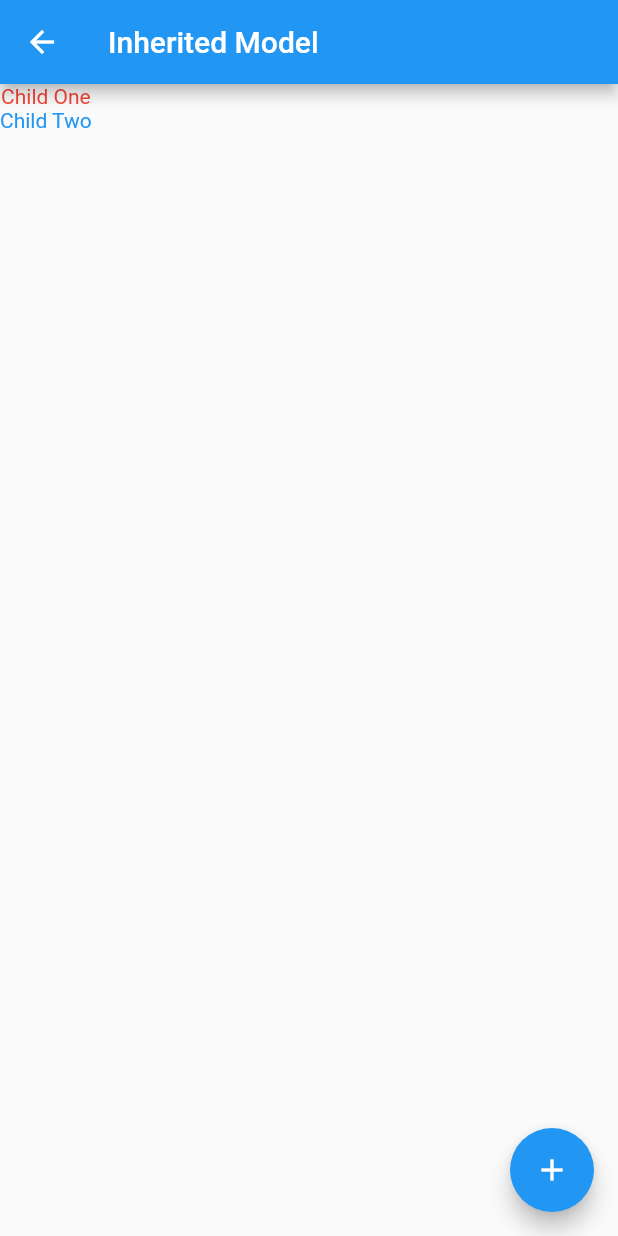
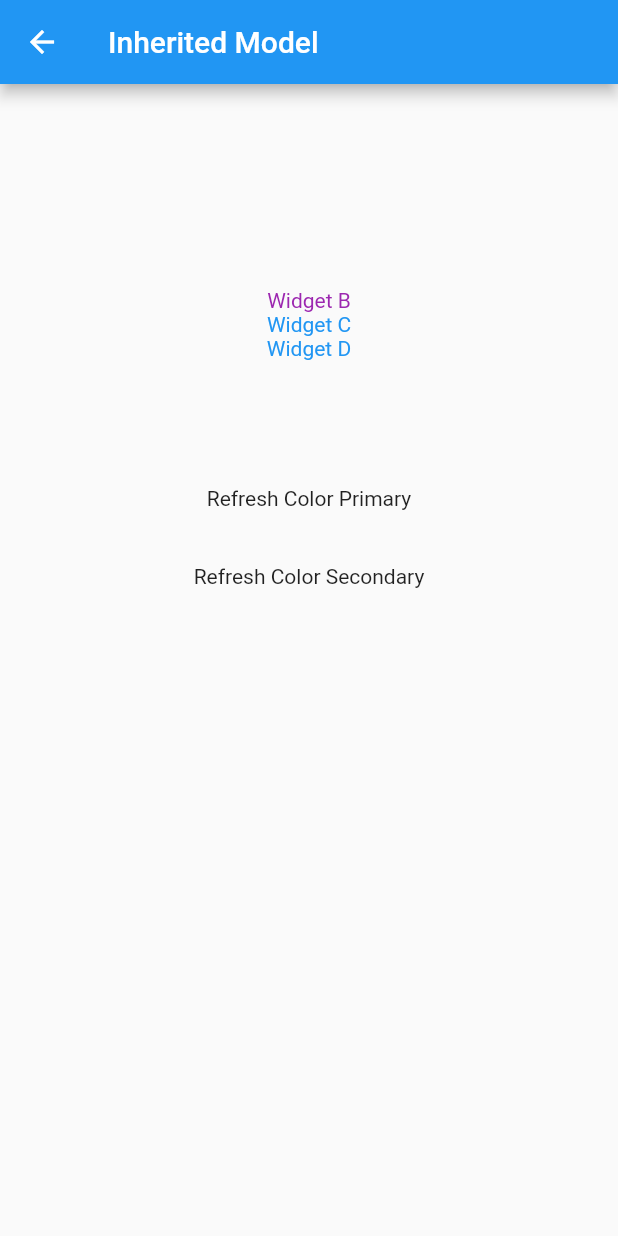
Before and after one commit to IkhwanSI13/Explore_Widget, a Flutter app: the InheritedModelActivity screen opened by its route, on a phone screen of 412 x 824 dp. Run offline on Flutter 3.47's test engine with Material 2 defaults, Android fonts, the phone set to English and light mode, and no system bars; missing offline and left inert: media_picker.

Commit message:
[update] InheritedModel

```diff
--- a/lib/widget/inherited/InheritedActivity.dart
+++ b/lib/widget/inherited/InheritedActivity.dart
@@ -1,13 +1,15 @@
 import 'package:flutter/material.dart';
+
+///Desc:
+///https://www.yukngoding.id/2020/09/02/why-do-we-need-an-inheritedwidget-in-flutter-code/
 
 class TextColor extends InheritedWidget {
   const TextColor({
-    Key key,
     @required this.colorPrimary,
     @required Widget child,
   })  : assert(colorPrimary != null),
         assert(child != null),
-        super(key: key, child: child);
+        super(child: child);
 
   final Color colorPrimary;
 
@@ -29,29 +31,26 @@ class InheritedWidgetActivity extends StatelessWidget {
           style: TextStyle(color: Colors.white),
         ),
       ),
-      body: TextColor(colorPrimary: Colors.red, child: ChildOneActivity()),
+      body: TextColor(colorPrimary: Colors.red, child: WidgetB()),
     );
   }
 }
 
-class ChildOneActivity extends StatelessWidget {
+class WidgetB extends StatelessWidget {
   @override
   Widget build(BuildContext context) {
-    final textColor = TextColor.of(context);
-
     return Column(
       children: [
         Text(
           "Child One",
-          style: TextStyle(color: textColor.colorPrimary),
         ),
-        ChildTwoActivity()
+        WidgetC()
       ],
     );
   }
 }
 
-class ChildTwoActivity extends StatelessWidget {
+class WidgetC extends StatelessWidget {
   @override
   Widget build(BuildContext context) {
     final textColor = TextColor.of(context);
@@ -62,13 +61,13 @@ class ChildTwoActivity extends StatelessWidget {
           "Child Two",
           style: TextStyle(color: textColor.colorPrimary),
         ),
-        ChildThreeActivity()
+        WidgetD()
       ],
     );
   }
 }
 
-class ChildThreeActivity extends StatelessWidget {
+class WidgetD extends StatelessWidget {
   @override
   Widget build(BuildContext context) {
     final textColor = TextColor.of(context);
--- a/lib/widget/inheritedModel/InheridetModelActivity.dart
+++ b/lib/widget/inheritedModel/InheridetModelActivity.dart
@@ -9,6 +9,7 @@ class TextColor extends InheritedModel<String> {
     @required this.colorSecondary,
     @required Widget child,
   })  : assert(colorPrimary != null),
+        assert(colorSecondary != null),
         assert(child != null),
         super(child: child);
 
@@ -39,6 +40,7 @@ class InheritedModelActivity extends StatefulWidget {
 }
 
 class InheritedModelActivityState extends State<InheritedModelActivity> {
+  var colorsPrimary = Colors.purple;
   var colorsSecondary = Colors.blue;
 
   @override
@@ -47,67 +49,97 @@ class InheritedModelActivityState extends State<InheritedModelActivity> {
       appBar: AppBar(
         title: Text("Inherited Model"),
       ),
-      body: TextColor(
-          colorPrimary: Colors.red,
-          colorSecondary: colorsSecondary,
-          child: const ConstWidget()),
-      floatingActionButton: FloatingActionButton(
-        onPressed: () {
-          setState(() {
-            colorsSecondary = Colors.green;
-          });
-        },
-        child: Icon(Icons.add),
+      body: Container(
+        margin: EdgeInsets.only(top: 136),
+        child: Column(
+          crossAxisAlignment: CrossAxisAlignment.stretch,
+          children: [
+            TextColor(
+                colorPrimary: colorsPrimary,
+                colorSecondary: colorsSecondary,
+                child: const WidgetB()),
+            GestureDetector(
+              onTap: () {
+                setState(() {
+                  print("YukNgoding change colorPrimary");
+                  colorsPrimary = Colors.red;
+                });
+              },
+              child: Container(
+                alignment: Alignment.center,
+                margin: EdgeInsets.only(top: 72, bottom: 12),
+                padding: EdgeInsets.all(12),
+                child: Text("Refresh Color Primary"),
+              ),
+            ),
+            GestureDetector(
+              onTap: () {
+                setState(() {
+                  print("YukNgoding change colorSecondary");
+                  colorsSecondary = Colors.green;
+                });
+              },
+              child: Container(
+                alignment: Alignment.center,
+                padding: EdgeInsets.all(12),
+                child: Text("Refresh Color Secondary"),
+              ),
+            ),
+          ],
+        ),
       ),
     );
   }
 }
 
-class ConstWidget extends StatelessWidget {
-  const ConstWidget();
+class WidgetB extends StatelessWidget {
+  const WidgetB();
 
   @override
   Widget build(BuildContext context) {
-    print("Ikhwan build ConstWidget");
+    print("YukNgoding build WidgetB");
+    final textColor = TextColor.of(context, textOne);
 
     return Column(
       children: [
-        ChildOneActivity(),
-        ChildTwoActivity(),
+        Text(
+          "Widget B",
+          style: TextStyle(color: textColor.colorPrimary),
+        ),
+        WidgetC()
       ],
     );
   }
 }
 
-///STATELESS One
-class ChildOneActivity extends StatelessWidget {
+class WidgetC extends StatelessWidget {
   @override
   Widget build(BuildContext context) {
-    print("Ikhwan build ChildOneActivity");
-    final textColor = TextColor.of(context, textOne);
+    print("YukNgoding build WidgetC");
+    final textColor = TextColor.of(context, textTwo);
 
     return Column(
       children: [
         Text(
-          "Child One",
-          style: TextStyle(color: textColor.colorPrimary),
+          "Widget C",
+          style: TextStyle(color: textColor.colorSecondary),
         ),
+        WidgetD()
       ],
     );
   }
 }
 
-///STATELESS One
-class ChildTwoActivity extends StatelessWidget {
+class WidgetD extends StatelessWidget {
   @override
   Widget build(BuildContext context) {
-    print("Ikhwan build ChildTwoActivity");
+    print("YukNgoding build WidgetD");
     final textColor = TextColor.of(context, textTwo);
 
     return Column(
       children: [
         Text(
-          "Child Two",
+          "Widget D",
           style: TextStyle(color: textColor.colorSecondary),
         ),
       ],
```
Also changed, not shown: 1 other file.
